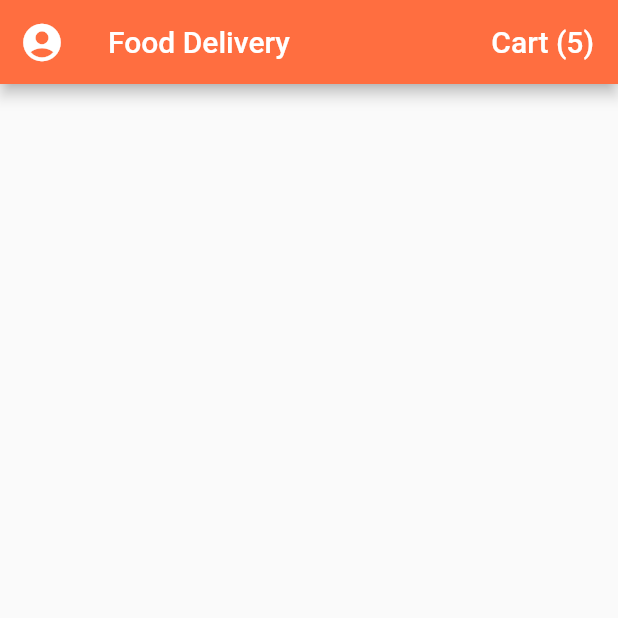
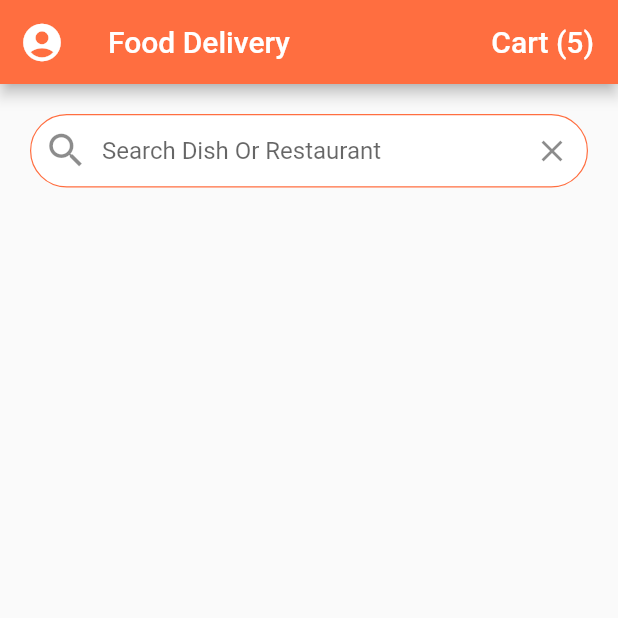
Before and after one commit to Maxondria/flutter-food-app, a Flutter app: the screen it shows after launch, on a phone screen of 412 x 824 dp, the top half of it. Run offline on Flutter 3.47's test engine with Material 2 defaults, Android fonts, the phone set to English and light mode, and no system bars.

Commit message:
add and style search bar

```diff
--- a/lib/screens/home_screen.dart
+++ b/lib/screens/home_screen.dart
@@ -30,6 +30,40 @@ class _HomeScreenState extends State<HomeScreen> {
           ),
         ],
       ),
+      body: ListView(
+        children: <Widget>[
+          Padding(
+            padding: EdgeInsets.all(20.0),
+            child: TextField(
+              decoration: InputDecoration(
+                contentPadding: EdgeInsets.symmetric(vertical: 15.0),
+                fillColor: Colors.white,
+                filled: true,
+                border: OutlineInputBorder(
+                  borderRadius: BorderRadius.circular(30.0),
+                  borderSide: BorderSide(width: 0.8),
+                ),
+                enabledBorder: OutlineInputBorder(
+                  borderRadius: BorderRadius.circular(30.0),
+                  borderSide: BorderSide(
+                    width: 0.8,
+                    color: Theme.of(context).primaryColor,
+                  ),
+                ),
+                hintText: 'Search Dish Or Restaurant',
+                prefixIcon: Icon(
+                  Icons.search,
+                  size: 30.0,
+                ),
+                suffixIcon: IconButton(
+                  icon: Icon(Icons.clear),
+                  onPressed: () {},
+                ),
+              ),
+            ),
+          ),
+        ],
+      ),
     );
   }
 }
```
